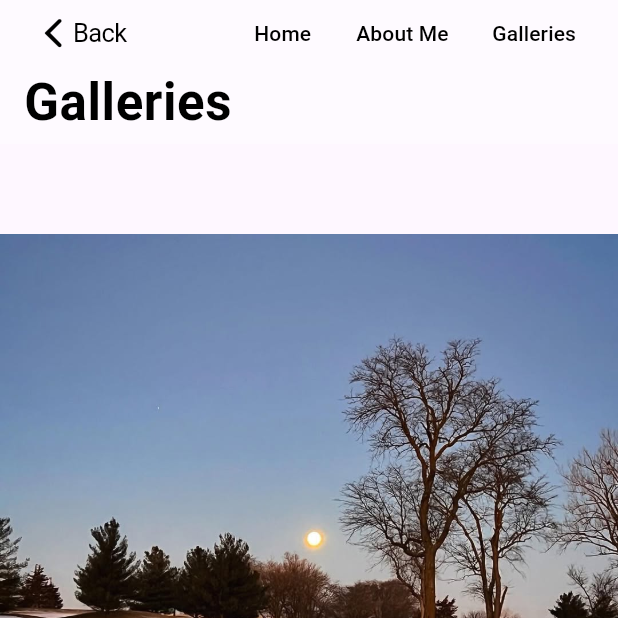
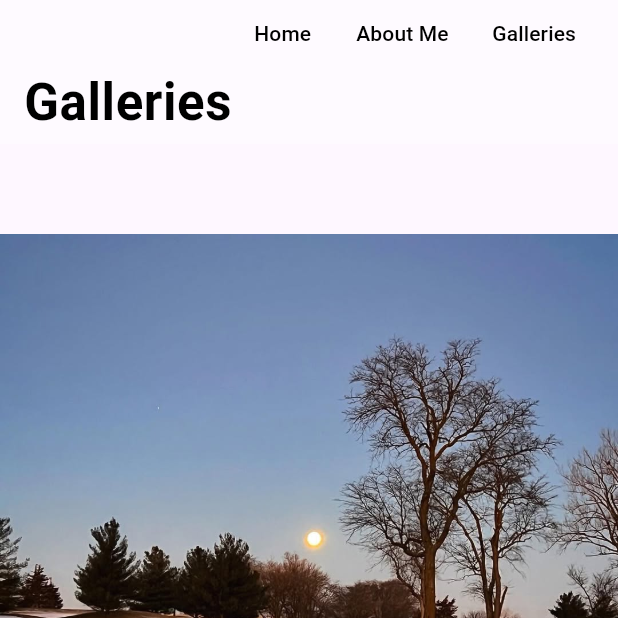
Before and after one commit to Firebolt9907/bnflp_wireframe, a Flutter app: the GalleriesPage screen opened by its route, on a phone screen of 412 x 824 dp, the top half of it. Run offline on Flutter 3.47's test engine with Material 3 defaults, Android fonts, the light colour scheme and no system bars; drawn by our look-alikes of carousel_slider; our stand-ins replace go_router.

Commit message:
no clue what i did here

```diff
--- a/lib/routes.dart
+++ b/lib/routes.dart
@@ -1,5 +1,5 @@
-import 'package:bnflp_wireframe/galleries.dart';
-import 'package:bnflp_wireframe/home.dart';
+import 'package:bnflp_wireframe/pages/galleries.dart';
+import 'package:bnflp_wireframe/pages/home.dart';
 import 'package:flutter/cupertino.dart';
 import 'package:go_router/go_router.dart';
 
--- a/lib/widgets/navBar.dart
+++ b/lib/widgets/navBar.dart
@@ -12,15 +12,7 @@ CupertinoNavigationBar createNavBar(BuildContext context, String title, bool isH
     border: Border.all(color: Colors.transparent),
     backgroundColor: const Color.fromARGB(103, 255, 255, 255),
     automaticBackgroundVisibility: false,
-    leading: isHome ? null : CupertinoNavigationBarBackButton(
-      onPressed: () {
-        if (context.canPop()) {
-          context.pop();
-        }
-      },
-      previousPageTitle: "Back",
-      color: Colors.black,
-    ),
+    previousPageTitle: "Back",
     trailing: IntrinsicWidth(
       child: Row(
         spacing: 5,
```
Also changed, not shown: lib/pages/galleries.dart (renamed from lib/galleries.dart), lib/pages/home.dart (renamed from lib/home.dart).
